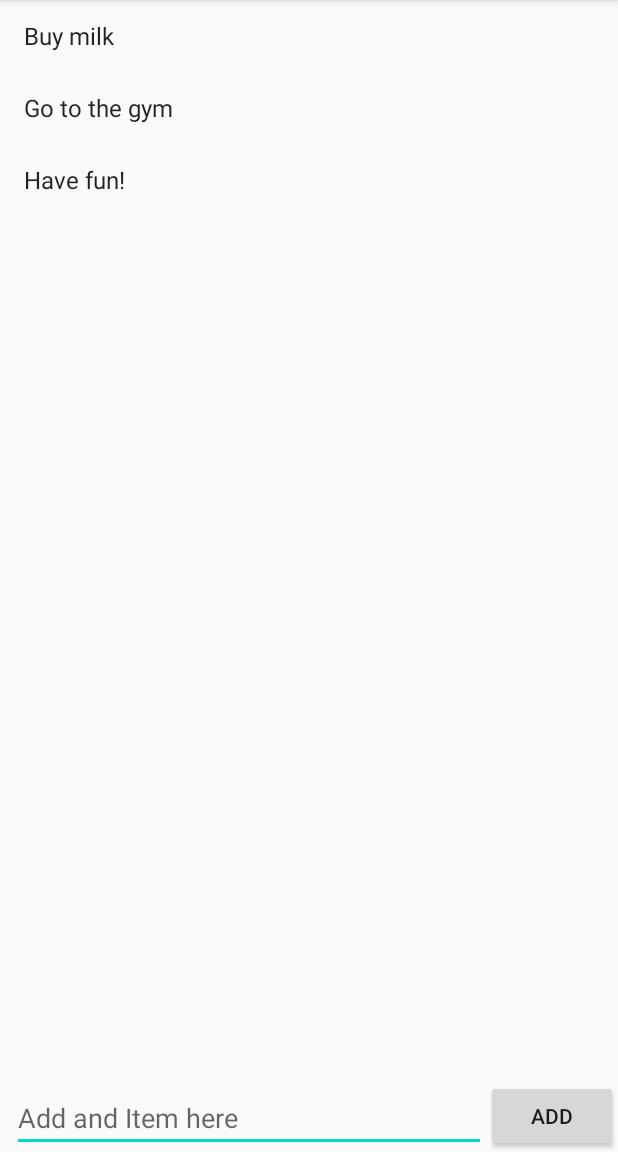
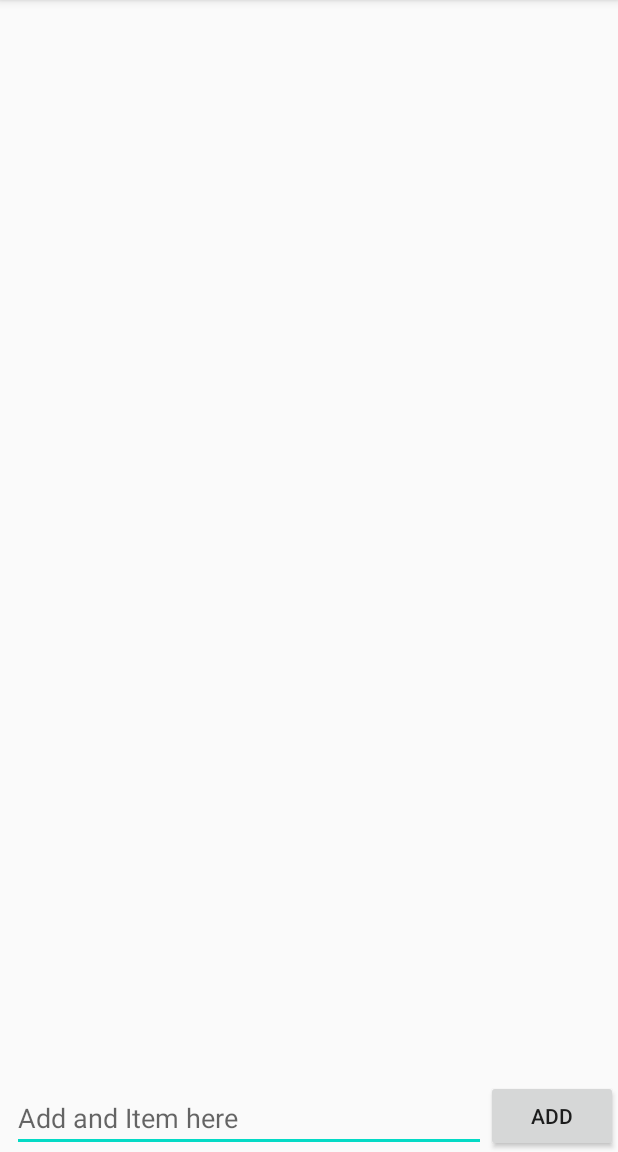
Before and after one commit to Inventrohyder/SimpleToDo_codePathPreWork, an Android app: the screen it shows after launch (MainActivity), after a tap on "ADD", on a phone screen of 412 x 824 dp, the part 84-1236 px from its top. Run offline under Robolectric (Android 15) with nearby library versions, the phone set to English and light mode, and no system bars.

```diff
--- a/app/build.gradle
+++ b/app/build.gradle
@@ -27,6 +27,7 @@ dependencies {
     implementation 'androidx.appcompat:appcompat:1.2.0'
     implementation 'androidx.constraintlayout:constraintlayout:2.0.1'
     implementation 'androidx.recyclerview:recyclerview:1.1.0'
+    implementation 'commons-io:commons-io:2.8.0'
     testImplementation 'junit:junit:4.13'
     androidTestImplementation 'androidx.test.ext:junit:1.1.2'
     androidTestImplementation 'androidx.test.espresso:espresso-core:3.3.0'
--- a/app/src/main/java/com/inventrohyder/simpletodo_codepath/MainActivity.java
+++ b/app/src/main/java/com/inventrohyder/simpletodo_codepath/MainActivity.java
@@ -1,6 +1,7 @@
 package com.inventrohyder.simpletodo_codepath;
 
 import android.os.Bundle;
+import android.util.Log;
 import android.view.View;
 import android.widget.Button;
 import android.widget.EditText;
@@ -10,10 +11,17 @@ import androidx.appcompat.app.AppCompatActivity;
 import androidx.recyclerview.widget.LinearLayoutManager;
 import androidx.recyclerview.widget.RecyclerView;
 
+import org.apache.commons.io.FileUtils;
+
+import java.io.File;
+import java.io.IOException;
+import java.nio.charset.Charset;
 import java.util.ArrayList;
 import java.util.List;
 
 public class MainActivity extends AppCompatActivity {
+
+    final String TAG = getClass().getSimpleName();
 
     List<String> mItems;
 
@@ -31,10 +39,7 @@ public class MainActivity extends AppCompatActivity {
         mEtItem = findViewById(R.id.etItem);
         mRvItems = findViewById(R.id.rv_items);
 
-        mItems = new ArrayList<>();
-        mItems.add("Buy milk");
-        mItems.add("Go to the gym");
-        mItems.add("Have fun!");
+        loadItems();
 
         ItemsAdapter.OnLongClickListener onLongClickListener = new ItemsAdapter.OnLongClickListener() {
             @Override
@@ -44,6 +49,7 @@ public class MainActivity extends AppCompatActivity {
                 // Notify the adapter
                 mItemsAdapter.notifyItemRemoved(position);
                 Toast.makeText(getApplicationContext(), R.string.item_removed, Toast.LENGTH_SHORT).show();
+                saveItems();
             }
         };
         mItemsAdapter = new ItemsAdapter(mItems, onLongClickListener);
@@ -60,7 +66,31 @@ public class MainActivity extends AppCompatActivity {
                 mItemsAdapter.notifyItemInserted(mItems.size() - 1);
                 mEtItem.setText("");
                 Toast.makeText(getApplicationContext(), R.string.item_added, Toast.LENGTH_SHORT).show();
+                saveItems();
             }
         });
     }
+
+    private File getDataFile() {
+        return new File(getFilesDir(), "data.txt");
+    }
+
+    // Load items by reading every line of the data file
+    private void loadItems() {
+        try {
+            mItems = new ArrayList<>(FileUtils.readLines(getDataFile(), Charset.defaultCharset()));
+        } catch (IOException e) {
+            Log.e(TAG, "loadItems: Error reading items", e);
+            mItems = new ArrayList<>();
+        }
+    }
+
+    // Saves items by writing them into the data file
+    private void saveItems() {
+        try {
+            FileUtils.writeLines(getDataFile(), mItems);
+        } catch (IOException e) {
+            Log.e(TAG, "saveItems: Error writing items", e);
+        }
+    }
 }
```
